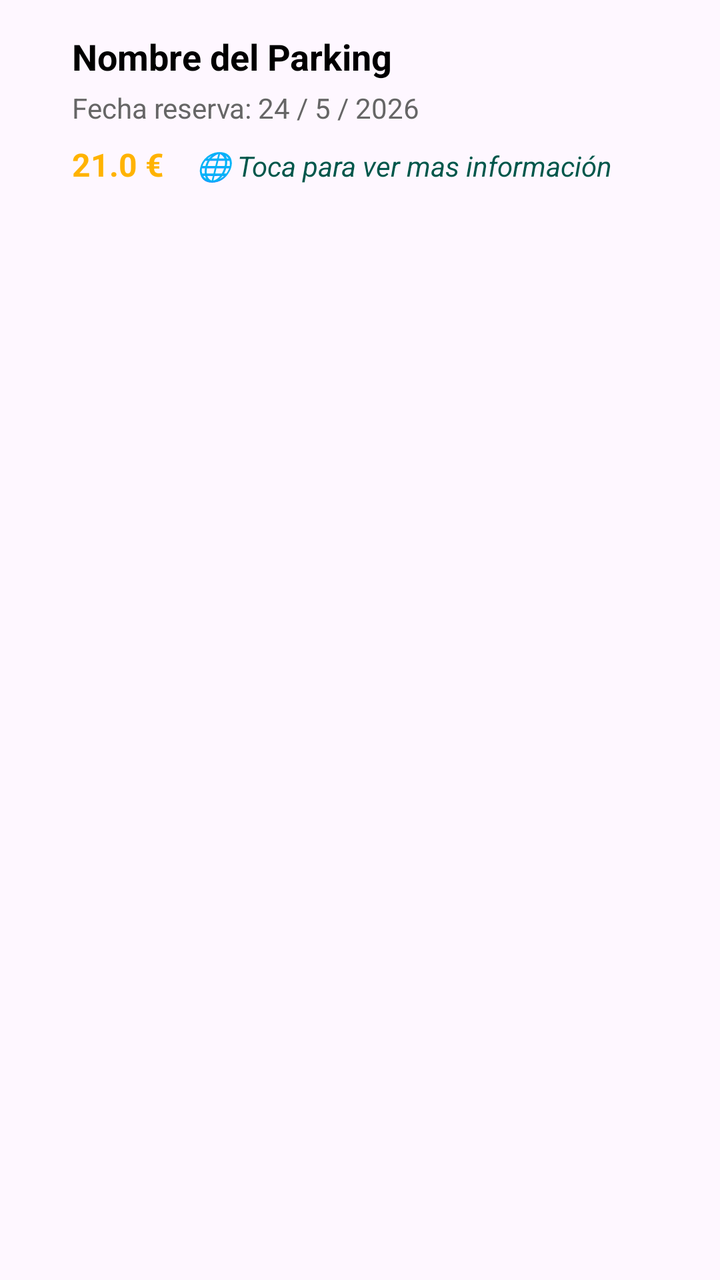
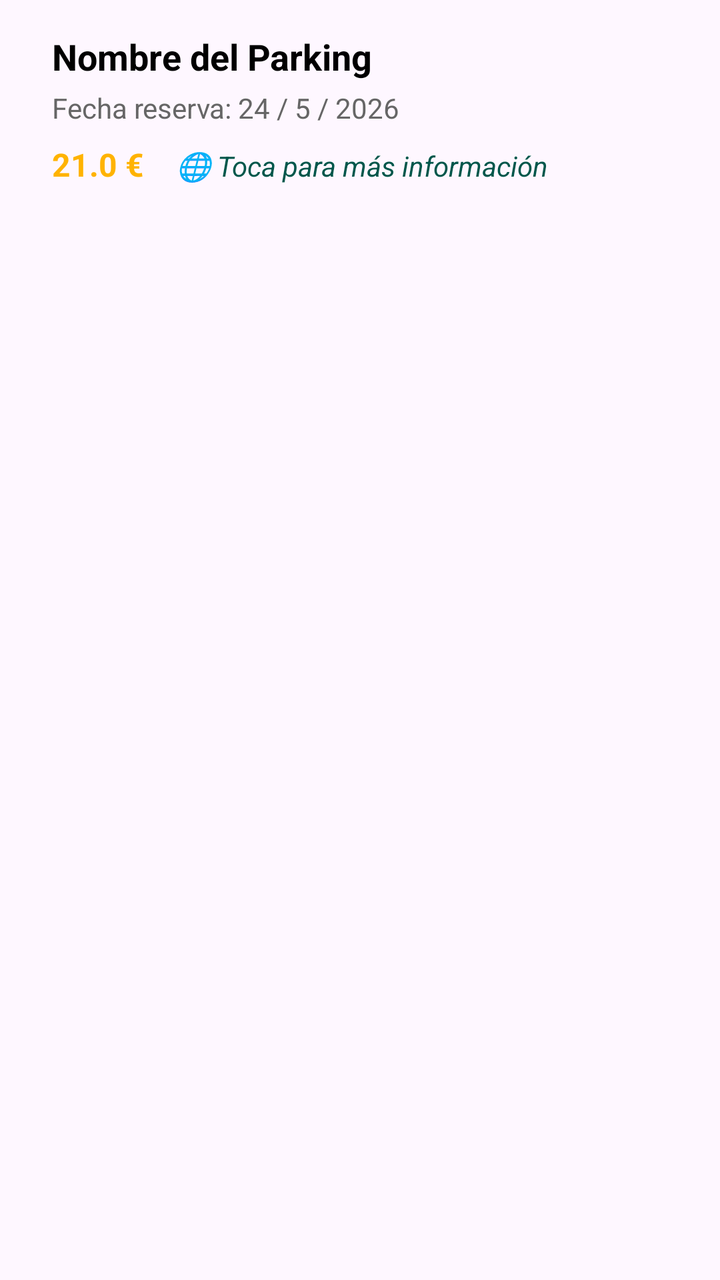

Two renders of the same Android screen: before a commit and after it. Below are the layout's source before the change and the commit's diff.
<!-- AndroidManifest.xml: application theme Theme.ParkPay -->
<!-- res/layout/listview_reservas.xml -->
<?xml version="1.0" encoding="utf-8"?>
<LinearLayout xmlns:android="http://schemas.android.com/apk/res/android"
    android:orientation="vertical"
    android:layout_width="match_parent"
    android:layout_height="wrap_content"
    android:padding="16dp">

    <TextView
        android:id="@+id/id_text_ap_nombre"
        android:layout_width="match_parent"
        android:layout_height="wrap_content"
        android:text="Nombre del Parking"
        android:textColor="#000000"
        android:textSize="18sp"
        android:textStyle="bold"
        android:layout_marginLeft="20dp"/>

    <TextView
        android:id="@+id/id_text_ap_fecha"
        android:layout_width="match_parent"
        android:layout_height="wrap_content"
        android:layout_marginTop="4dp"
        android:text="Fecha reserva: 24 / 5 / 2026"
        android:textColor="#666666"
        android:textSize="14sp"
        android:layout_marginLeft="20dp"/>

    <LinearLayout
        android:layout_width="match_parent"
        android:layout_height="wrap_content"
        android:layout_marginTop="8dp"
        android:orientation="horizontal"
        android:layout_marginLeft="20dp">

        <TextView
            android:id="@+id/id_text_ap_precio"
            android:layout_width="wrap_content"
            android:layout_height="wrap_content"
            android:text="21.0 €"
            android:textColor="#FFB300"
            android:textSize="16sp"
            android:textStyle="bold" />

        <TextView
            android:layout_width="wrap_content"
            android:layout_height="wrap_content"
            android:layout_marginStart="16dp"
            android:text="🌐 Toca para ver mas información"
            android:textColor="#00574B"
            android:textSize="14sp"
            android:textStyle="italic" />
    </LinearLayout>

</LinearLayout>
<!-- resources referenced by this layout -->
<resources>
  <style name="Theme.ParkPay" parent="Base.Theme.ParkPay" />
  <style name="Base.Theme.ParkPay" parent="Theme.Material3.DayNight.NoActionBar">
          
          
      </style>
</resources>

<!-- the commit's change to res/layout/listview_reservas.xml (unified diff, before → after) -->
@@ -13,7 +13,7 @@
         android:textColor="#000000"
         android:textSize="18sp"
         android:textStyle="bold"
-        android:layout_marginLeft="20dp"/>
+        android:layout_marginLeft="10dp"/>
 
     <TextView
         android:id="@+id/id_text_ap_fecha"
@@ -23,14 +23,14 @@
         android:text="Fecha reserva: 24 / 5 / 2026"
         android:textColor="#666666"
         android:textSize="14sp"
-        android:layout_marginLeft="20dp"/>
+        android:layout_marginLeft="10dp"/>
 
     <LinearLayout
         android:layout_width="match_parent"
         android:layout_height="wrap_content"
         android:layout_marginTop="8dp"
         android:orientation="horizontal"
-        android:layout_marginLeft="20dp">
+        android:layout_marginLeft="10dp">
 
         <TextView
             android:id="@+id/id_text_ap_precio"
@@ -45,7 +45,7 @@
             android:layout_width="wrap_content"
             android:layout_height="wrap_content"
             android:layout_marginStart="16dp"
-            android:text="🌐 Toca para ver mas información"
+            android:text="🌐 Toca para más información"
             android:textColor="#00574B"
             android:textSize="14sp"
             android:textStyle="italic" />
